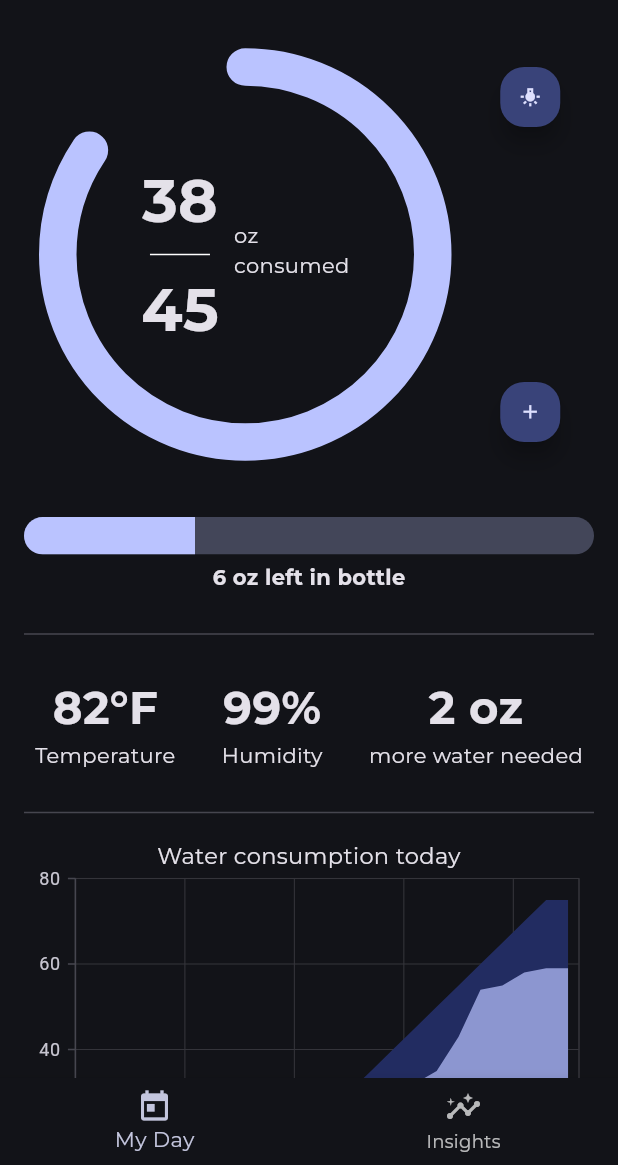
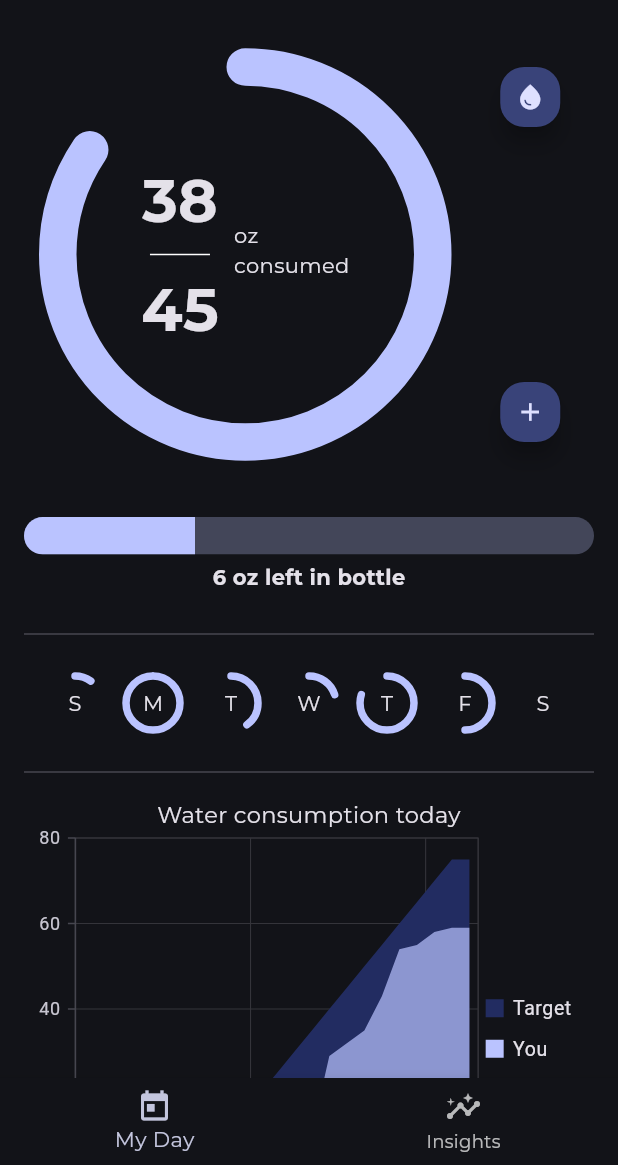
Before and after one commit to RooRoo6080/sip-sense, a Flutter app: the screen it shows after launch, on a phone screen of 412 x 824 dp, the part 71-1236 px from its top. Run offline on Flutter 3.47's test engine with Material 3 defaults, Android fonts, the phone set to English and light mode, and no system bars; our stand-ins replace google_fonts, syncfusion_flutter_charts.

```diff
--- a/lib/main.dart
+++ b/lib/main.dart
@@ -6,7 +6,7 @@ import 'pages/my_day_page.dart';
 import 'pages/tracking_page.dart';
 import 'pages/recommendations_page.dart';
 
-void main() => runApp(WaterTrackerApp());
+void main() => runApp(const WaterTrackerApp());
 
 class WaterTrackerApp extends StatefulWidget {
   const WaterTrackerApp({Key? key}) : super(key: key);
@@ -22,22 +22,25 @@ class _WaterTrackerAppState extends State<WaterTrackerApp> {
     return MaterialApp(
       title: 'Water Tracker',
       theme: Styles.themeData(true, Colors.indigo),
-      home: HomePage(),
+      home: const HomePage(),
     );
   }
 }
 
 class HomePage extends StatefulWidget {
+  const HomePage({super.key});
+
   @override
+  // ignore: library_private_types_in_public_api
   _HomePageState createState() => _HomePageState();
 }
 
 class _HomePageState extends State<HomePage> {
   int _selectedIndex = 0;
 
-  static List<Widget> _pages = <Widget>[
-    MyDayPage(),
-    TrackingPage(),
+  static final List<Widget> _pages = <Widget>[
+    const MyDayPage(),
+    const TrackingPage(),
     RecommendationsPage(),
   ];
 
@@ -52,7 +55,7 @@ class _HomePageState extends State<HomePage> {
     return Scaffold(
       appBar: AppBar(
         leading: IconButton(
-          icon: Icon(Icons.bluetooth),
+          icon: const Icon(Icons.bluetooth),
           onPressed: () {
             Navigator.push(
               context,
@@ -60,10 +63,10 @@ class _HomePageState extends State<HomePage> {
             );
           },
         ),
-        title: Text('Water Tracker'),
+        title: const Text('Water Tracker'),
         actions: [
           IconButton(
-            icon: Icon(Icons.account_circle),
+            icon: const Icon(Icons.account_circle),
             onPressed: () {
               Navigator.push(
                 context,
--- a/lib/pages/my_day_page.dart
+++ b/lib/pages/my_day_page.dart
@@ -1,5 +1,7 @@
 import 'package:flutter/material.dart';
 import 'package:syncfusion_flutter_charts/charts.dart';
+import 'package:waterbottle/data/display_data.dart';
+
 
 class MyDayPage extends StatefulWidget {
   const MyDayPage({Key? key}) : super(key: key);
@@ -41,7 +43,7 @@ class _MyDayPageState extends State<MyDayPage> {
                             width: 250,
                             height: 250,
                             child: TweenAnimationBuilder<double>(
-                              tween: Tween<double>(begin: 0.0, end: .844),
+                              tween: Tween<double>(begin: 0.0, end: DisplayData.displayData()["consumedToday"] / DisplayData.displayData()["consumeGoal"]),
                               duration: const Duration(milliseconds: 3500),
                               curve: Curves.bounceInOut,
                               builder: (context, value, _) =>
@@ -52,34 +54,34 @@ class _MyDayPageState extends State<MyDayPage> {
                               ),
                             ),
                           ),
-                          const Row(
+                          Row(
                             mainAxisAlignment: MainAxisAlignment.center,
                             children: [
                               Column(
                                 children: [
                                   Text(
-                                    style: TextStyle(
+                                    style: const TextStyle(
                                       fontWeight: FontWeight.bold,
                                       fontSize: 40,
                                     ),
-                                    '38',
+                                    DisplayData.displayData()["consumedToday"].toString(),
                                   ),
-                                  SizedBox(
+                                  const SizedBox(
                                     width: 40,
                                     child: Divider(
                                         thickness: 1, color: Colors.white),
                                   ),
                                   Text(
-                                    style: TextStyle(
+                                    style: const TextStyle(
                                       fontWeight: FontWeight.bold,
                                       fontSize: 40,
                                     ),
-                                    '45',
+                                    DisplayData.displayData()["consumeGoal"].toString(),
                                   ),
                                 ],
                               ),
-                              SizedBox(width: 10),
-                              Column(
+                              const SizedBox(width: 10),
+                              const Column(
                                 crossAxisAlignment: CrossAxisAlignment.start,
                                 children: [
                                   Text('oz\nconsumed'),
@@ -102,8 +104,8 @@ class _MyDayPageState extends State<MyDayPage> {
                                 });
                               },
                               child: const Icon(
-                                Icons.tungsten,
-                                size: 15,
+                                Icons.water_drop,
+                                size: 20,
                               ),
                             ),
                           ),
@@ -119,7 +121,7 @@ class _MyDayPageState extends State<MyDayPage> {
                               },
                               child: const Icon(
                                 Icons.add,
-                                size: 15,
+                                size: 20,
                               ),
                             ),
                           ),
@@ -147,11 +149,11 @@ class _MyDayPageState extends State<MyDayPage> {
                   ),
                 ),
                 const SizedBox(height: 5),
-                const Text(
-                  style: TextStyle(
+                Text(
+                  style: const TextStyle(
                     fontWeight: FontWeight.bold,
                   ),
-                  '6 oz left in bottle',
+                  '${DisplayData.displayData()["waterInBottle"]} oz left in bottle',
                 ),
               ],
             ),
@@ -164,41 +166,13 @@ class _MyDayPageState extends State<MyDayPage> {
             const Row(
               mainAxisAlignment: MainAxisAlignment.spaceEvenly,
               children: [
-                Column(
-                  children: [
-                    Text(
-                        style: TextStyle(
-                          fontWeight: FontWeight.bold,
-                          fontSize: 30,
-                        ),
-                        '82°F'),
-                    Text('Temperature'),
-                  ],
-                ),
-                VerticalDivider(),
-                Column(
-                  children: [
-                    Text(
-                        style: TextStyle(
-                          fontWeight: FontWeight.bold,
-                          fontSize: 30,
-                        ),
-                        '99%'),
-                    Text('Humidity'),
-                  ],
-                ),
-                VerticalDivider(),
-                Column(
-                  children: [
-                    Text(
-                        style: TextStyle(
-                          fontWeight: FontWeight.bold,
-                          fontSize: 30,
-                        ),
-                        '2 oz'),
-                    Text('more water needed'),
-                  ],
-                ),
+                DoTWCircularProgressIndicator(text: 'S', endTween: 0.1),
+                DoTWCircularProgressIndicator(text: 'M', endTween: 1.1),
+                DoTWCircularProgressIndicator(text: 'T', endTween: 0.4),
+                DoTWCircularProgressIndicator(text: 'W', endTween: 0.2),
+                DoTWCircularProgressIndicator(text: 'T', endTween: 0.8),
+                DoTWCircularProgressIndicator(text: 'F', endTween: 0.5),
+                DoTWCircularProgressIndicator(text: 'S', endTween: 0.0),
               ],
             ),
             const SizedBox(height: 20),
@@ -206,7 +180,7 @@ class _MyDayPageState extends State<MyDayPage> {
             SfCartesianChart(
               title: const ChartTitle(text: 'Water consumption today'),
               primaryXAxis: const CategoryAxis(),
-              legend: const Legend(isVisible: false),
+              legend: const Legend(isVisible: true),
               series: <CartesianSeries>[
                 AreaSeries<ChartData, String>(
                   color: Theme.of(context).colorScheme.onPrimary,
@@ -268,3 +242,34 @@ class ChartData {
   final double? y;
   final double? y2;
 }
+
+class DoTWCircularProgressIndicator extends StatelessWidget {
+  final String text;
+  final double endTween;
+
+  const DoTWCircularProgressIndicator({
+    Key? key,
+    required this.text,
+    required this.endTween,
+  }) : super(key: key);
+
+  @override
+  Widget build(BuildContext context) {
+    return Stack(
+      alignment: Alignment.center,
+      children: [
+        TweenAnimationBuilder<double>(
+          tween: Tween<double>(begin: 0.0, end: endTween),
+          duration: const Duration(milliseconds: 1000),
+          curve: Curves.easeInOut,
+          builder: (context, value, _) => CircularProgressIndicator(
+            value: value,
+            strokeCap: StrokeCap.round,
+            strokeWidth: 5,
+          ),
+        ),
+        Text(text),
+      ],
+    );
+  }
+}
--- a/lib/pages/tracking_page.dart
+++ b/lib/pages/tracking_page.dart
@@ -101,10 +101,12 @@ class _TrackingPageState extends State<TrackingPage> {
                 yValueMapper: (CircleChartData data, _) => data.y,
                 dataLabelMapper: (CircleChartData data, _) => data.x,
                 sortingOrder: SortingOrder.ascending,
+                explode: true,
                 dataLabelSettings: const DataLabelSettings(
                   showZeroValue: false,
                   isVisible: true,
                   labelPosition: ChartDataLabelPosition.outside,
+                  textStyle: TextStyle(fontSize: 10),
                 ),
               ),
             ],
```
Also changed, not shown: lib/data/display_data.dart (added, +134 -0 lines), 2 other files.
